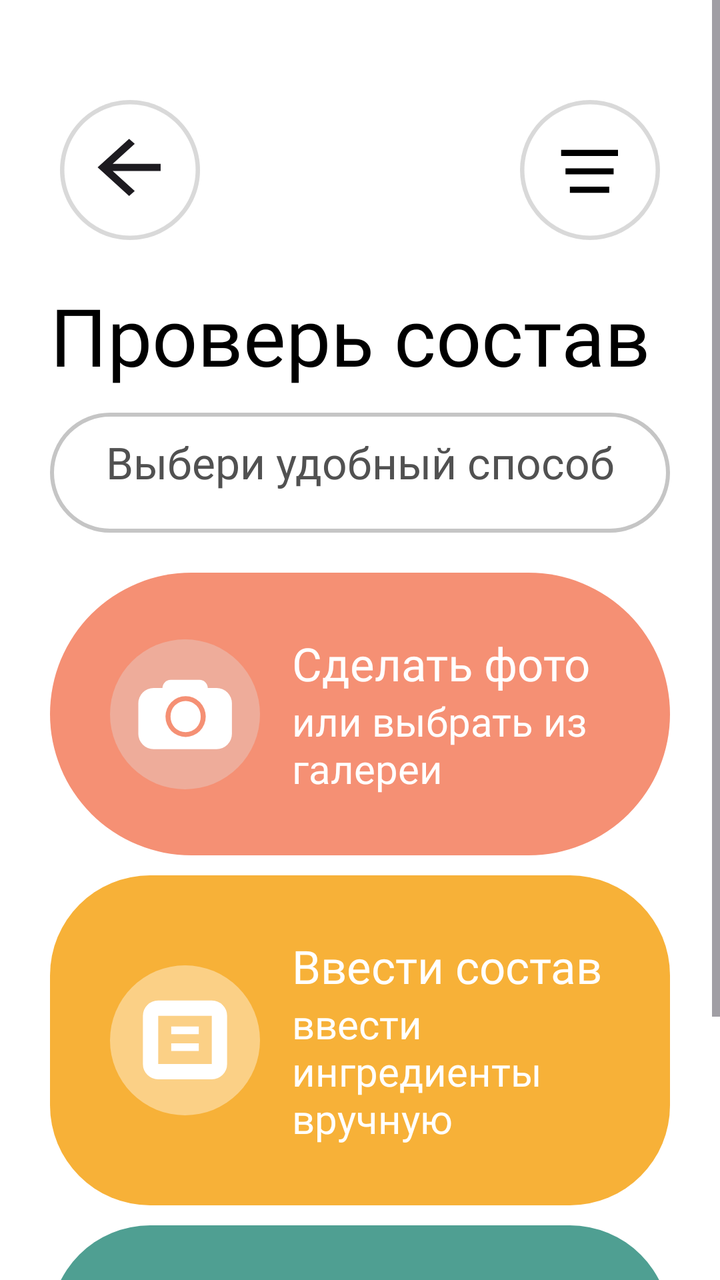
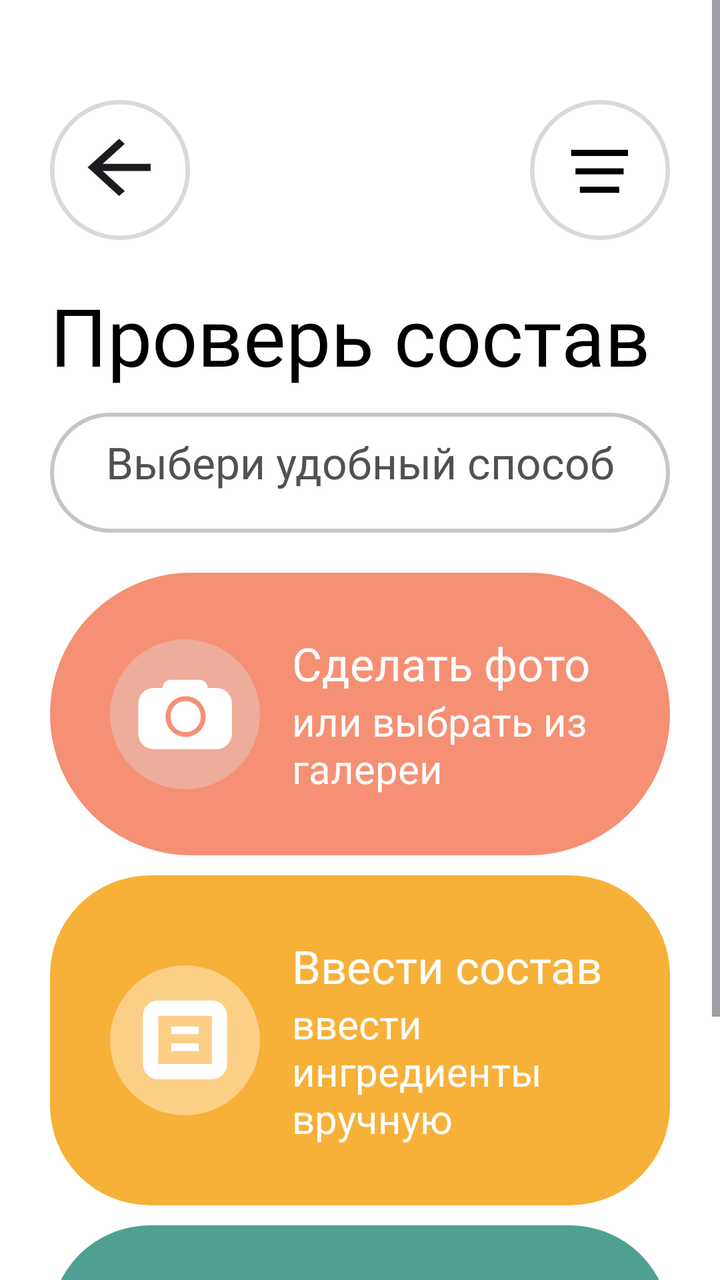

Compare the two renders of this Android layout. The source of the first and the diff that turns it into the second are given below.
<!-- AndroidManifest.xml: application theme Theme.CheckApp -->
<!-- res/layout/activity_second.xml -->
<?xml version="1.0" encoding="utf-8"?>
<ScrollView xmlns:android="http://schemas.android.com/apk/res/android"
    xmlns:app="http://schemas.android.com/apk/res-auto"
    android:layout_width="match_parent"
    android:layout_height="match_parent">
    <LinearLayout
        android:layout_width="match_parent"
        android:layout_height="match_parent"
        android:orientation="vertical"
        android:padding="25dp"
        android:background="#FFFFFF">
        <androidx.constraintlayout.widget.ConstraintLayout
            android:layout_width="match_parent"
            android:layout_height="wrap_content"
            android:orientation="horizontal"
            android:paddingTop="25dp"
            android:paddingStart="5dp"
            android:paddingEnd="5dp"
            android:paddingBottom="21dp">

            <ImageButton
                android:id="@+id/backButtonSecond"
                android:layout_width="70dp"
                android:contentDescription="Back"
                android:layout_height="70dp"
                android:background="@drawable/ic_back_btn"
                app:layout_constraintBottom_toBottomOf="parent"
                app:layout_constraintStart_toStartOf="parent">
            </ImageButton>

            <ImageButton
                android:id="@+id/moreBtnSecond"
                android:layout_width="70dp"
                android:contentDescription="More"
                android:layout_height="70dp"
                android:background="@drawable/ic_more_btn"
                app:layout_constraintBottom_toBottomOf="parent"
                app:layout_constraintEnd_toEndOf="parent">
            </ImageButton>

        </androidx.constraintlayout.widget.ConstraintLayout>

        <TextView
            android:layout_width="match_parent"
            android:layout_height="wrap_content"
            android:layout_gravity="center"
            android:fontFamily="@font/geologica_auto_medium"
            android:text="Проверь состав"
            android:textColor="#000000"
            android:paddingBottom="12dp"
            android:textSize="40sp">
        </TextView>


        <androidx.constraintlayout.widget.ConstraintLayout
            android:layout_width="310dp"
            android:layout_height="60dp"
            android:background="@drawable/block_search_menu"
            android:padding="10dp">


            <TextView
                android:id="@+id/btn"
                android:layout_width="wrap_content"
                android:layout_height="match_parent"
                android:fontFamily="@font/geologica_regular"
                android:text="Выбери удобный способ"
                android:textColor="#515151"
                android:textColorHint="#404040"
                android:textSize="22sp"
                app:backgroundTint="@null"
                app:layout_constraintBottom_toBottomOf="parent"
                app:layout_constraintEnd_toEndOf="parent"
                app:layout_constraintStart_toStartOf="parent"
                app:layout_constraintTop_toTopOf="parent">
            </TextView>


        </androidx.constraintlayout.widget.ConstraintLayout>

        <androidx.constraintlayout.widget.ConstraintLayout
            android:layout_marginTop="20dp"
            android:layout_width="match_parent"
            android:layout_height="wrap_content"
            android:padding="30dp"
            android:layout_gravity="center_horizontal"
            android:background="@drawable/btns_orange"
            android:orientation="vertical">


            <ImageButton
                android:id="@+id/buttonToOCR"
                android:layout_width="75dp"
                android:layout_height="75dp"
                android:background="@drawable/ic_camera"
                app:layout_constraintBottom_toBottomOf="parent"
                app:layout_constraintStart_toStartOf="parent"
                app:layout_constraintTop_toTopOf="parent"/>

            <TextView
                android:id="@+id/textView"
                android:layout_width="0dp"
                android:layout_height="wrap_content"
                android:fontFamily="@font/geologica_semibold"
                android:text="Сделать фото"
                android:layout_marginStart="16dp"
                android:textColor="#FFFFFF"
                android:textSize="23sp"
                app:layout_constraintEnd_toEndOf="parent"
                app:layout_constraintBottom_toTopOf="@+id/textView6"
                app:layout_constraintStart_toEndOf="@+id/buttonToOCR"
                app:layout_constraintTop_toTopOf="parent" />

            <TextView
                android:id="@+id/textView6"
                android:layout_width="0dp"
                android:layout_height="wrap_content"
                android:layout_marginStart="16dp"
                android:fontFamily="@font/geologica_regular"
                android:text="или выбрать из галереи"
                android:textColor="#FFFFFF"
                android:textSize="20sp"
                app:layout_constraintBottom_toBottomOf="parent"
                app:layout_constraintEnd_toEndOf="parent"
                app:layout_constraintStart_toEndOf="@+id/buttonToOCR"
                app:layout_constraintTop_toBottomOf="@+id/textView" />

        </androidx.constraintlayout.widget.ConstraintLayout>

        <androidx.constraintlayout.widget.ConstraintLayout
            android:layout_marginTop="10dp"
            android:layout_width="match_parent"
            android:layout_height="wrap_content"
            android:padding="30dp"
            android:layout_gravity="center_horizontal"
            android:background="@drawable/btns_mini"
            android:orientation="vertical">

            <ImageButton
                android:id="@+id/buttonToHand"
                android:layout_width="75dp"
                android:layout_height="75dp"
                android:background="@drawable/ic_list"
                app:layout_constraintBottom_toBottomOf="parent"
                app:layout_constraintStart_toStartOf="parent"
                app:layout_constraintTop_toTopOf="parent"/>


            <TextView
                android:id="@+id/textView3"
                android:layout_width="0dp"
                android:layout_height="wrap_content"
                android:fontFamily="@font/geologica_semibold"
                android:text="Ввести состав"
                android:textColor="#FFFFFF"
                android:layout_marginStart="16dp"
                android:textSize="23sp"
                app:layout_constraintEnd_toEndOf="parent"
                app:layout_constraintStart_toEndOf="@+id/buttonToHand"
                app:layout_constraintTop_toTopOf="parent" />

            <TextView
                android:id="@+id/textView4"
                android:layout_width="0dp"
                android:layout_height="wrap_content"
                android:fontFamily="@font/geologica_regular"
                android:text="ввести ингредиенты вручную"
                android:textColor="#FFFFFF"
                android:layout_marginStart="16dp"
                android:textSize="20sp"
                app:layout_constraintBottom_toBottomOf="parent"
                app:layout_constraintEnd_toEndOf="parent"
                app:layout_constraintStart_toEndOf="@+id/buttonToHand"
                app:layout_constraintTop_toBottomOf="@+id/textView3" />

        </androidx.constraintlayout.widget.ConstraintLayout>

        <androidx.constraintlayout.widget.ConstraintLayout
            android:layout_width="match_parent"
            android:layout_height="wrap_content"
            android:layout_gravity="center_horizontal"
            android:layout_marginTop="10dp"
            android:background="@drawable/btns_green"
            android:orientation="vertical"
            android:padding="30dp">

            <ImageButton
                android:id="@+id/buttonToMain"
                android:layout_width="75dp"
                android:layout_height="75dp"
                android:background="@drawable/ic_loop_green"
                app:layout_constraintBottom_toBottomOf="parent"
                app:layout_constraintStart_toStartOf="parent"
                app:layout_constraintTop_toTopOf="parent"/>

            <TextView
                android:id="@+id/textView2"
                android:layout_width="0dp"
                android:layout_marginStart="16dp"
                android:layout_height="wrap_content"
                android:fontFamily="@font/geologica_semibold"
                android:text="Найти вручную"
                android:textColor="#FFFFFF"
                android:textSize="23sp"
                app:layout_constraintBottom_toTopOf="@+id/textView5"
                app:layout_constraintEnd_toEndOf="parent"
                app:layout_constraintStart_toEndOf="@+id/buttonToMain"
                app:layout_constraintTop_toTopOf="parent" />

            <TextView
                android:id="@+id/textView5"
                android:layout_width="0dp"
                android:layout_height="wrap_content"
                android:fontFamily="@font/geologica_regular"
                android:text="ввести название ингредиента"
                android:textColor="#FFFFFF"
                android:layout_marginStart="16dp"
                android:textSize="20sp"
                app:layout_constraintBottom_toBottomOf="parent"
                app:layout_constraintEnd_toEndOf="parent"
                app:layout_constraintStart_toEndOf="@+id/buttonToMain"
                app:layout_constraintTop_toBottomOf="@+id/textView2" />

        </androidx.constraintlayout.widget.ConstraintLayout>
    </LinearLayout>
</ScrollView>
<!-- resources referenced by this layout -->
<resources>
  <!-- drawable block_search_menu (drawable) -->
  <?xml version="1.0" encoding="utf-8"?>
  <shape xmlns:android="http://schemas.android.com/apk/res/android">
      <solid android:color="#FFFFFF"></solid>
      <corners android:radius="80dp"></corners>
      <stroke android:color="#C5C5C5" android:width="2dp"></stroke>
  </shape>
  <!-- drawable btns_green (drawable) -->
  <?xml version="1.0" encoding="utf-8"?>
  <shape xmlns:android="http://schemas.android.com/apk/res/android">
      <solid android:color="#4F9F92"></solid>
      <corners android:radius="50dp"></corners>
  </shape>
  <!-- drawable btns_mini (drawable) -->
  <?xml version="1.0" encoding="utf-8"?>
  <shape xmlns:android="http://schemas.android.com/apk/res/android">
  
      <solid android:color="#F7B138"></solid>
      <corners android:radius="50dp"></corners>
  </shape>
  <!-- drawable btns_orange (drawable) -->
  <?xml version="1.0" encoding="utf-8"?>
  <shape xmlns:android="http://schemas.android.com/apk/res/android">
      <solid android:color="#F59074"></solid>
      <corners android:radius="100dp"></corners>
  </shape>
  <!-- drawable ic_back_btn (drawable) -->
  <vector xmlns:android="http://schemas.android.com/apk/res/android"
      android:width="160dp"
      android:height="160dp"
      android:viewportWidth="160"
      android:viewportHeight="160">
    <path
        android:pathData="M160,80C160,124.18 124.18,160 80,160C35.82,160 0,124.18 0,80C0,35.82 35.82,0 80,0C124.18,0 160,35.82 160,80Z"
        android:fillColor="#D9D9D9"/>
    <path
        android:pathData="M155,80C155,121.42 121.42,155 80,155C38.58,155 5,121.42 5,80C5,38.58 38.58,5 80,5C121.42,5 155,38.58 155,80Z"
        android:fillColor="#ffffff"/>
    <path
        android:pathData="M60.21,81.08H115V72.92H60.21L85.41,50.05L79,44.33L43,77L79,109.67L85.41,103.95L60.21,81.08Z"
        android:fillColor="#1D1B20"/>
  </vector>
  <!-- drawable ic_list (drawable) -->
  <vector xmlns:android="http://schemas.android.com/apk/res/android"
      android:width="196dp"
      android:height="196dp"
      android:viewportWidth="196"
      android:viewportHeight="196">
    <path
        android:pathData="M98,98m-98,0a98,98 0,1 1,196 0a98,98 0,1 1,-196 0"
        android:fillColor="#FBD086"/>
    <path
        android:pathData="M63,56L133,56A10,10 0,0 1,143 66L143,129A10,10 0,0 1,133 139L63,139A10,10 0,0 1,53 129L53,66A10,10 0,0 1,63 56z"
        android:strokeWidth="20"
        android:fillColor="#00000000"
        android:strokeColor="#ffffff"/>
    <path
        android:pathData="M80,85L116,85"
        android:strokeWidth="10"
        android:fillColor="#00000000"
        android:strokeColor="#ffffff"/>
    <path
        android:pathData="M80,107L116,107"
        android:strokeWidth="10"
        android:fillColor="#00000000"
        android:strokeColor="#ffffff"/>
  </vector>
  <!-- drawable ic_loop_green (drawable) -->
  <vector xmlns:android="http://schemas.android.com/apk/res/android"
      android:width="196dp"
      android:height="196dp"
      android:viewportWidth="196"
      android:viewportHeight="196">
    <path
        android:pathData="M98,98m-98,0a98,98 0,1 1,196 0a98,98 0,1 1,-196 0"
        android:fillColor="#6BB5A9"/>
    <path
        android:pathData="M85,81m-42,0a42,42 0,1 1,84 0a42,42 0,1 1,-84 0"
        android:fillColor="#ffffff"/>
    <path
        android:pathData="M145.17,150.48L145.17,150.48A10.67,10.67 95,0 1,130.14 149.17L98.86,111.89A10.67,10.67 95,0 1,100.17 96.86L100.17,96.86A10.67,10.67 95,0 1,115.2 98.17L146.48,135.45A10.67,10.67 95,0 1,145.17 150.48z"
        android:fillColor="#ffffff"/>
    <path
        android:pathData="M84.5,80.5m-23.5,0a23.5,23.5 0,1 1,47 0a23.5,23.5 0,1 1,-47 0"
        android:fillColor="#6BB5A9"/>
  </vector>
  <style name="Theme.CheckApp" parent="Base.Theme.CheckApp" />
  <style name="Base.Theme.CheckApp" parent="Theme.Material3.DayNight.NoActionBar">
          
          
      </style>
  <!-- unchanged entries left out for length: 2 -->
</resources>

<!-- the commit's change to res/layout/activity_second.xml (unified diff, before → after) -->
@@ -2,55 +2,50 @@
 <ScrollView xmlns:android="http://schemas.android.com/apk/res/android"
     xmlns:app="http://schemas.android.com/apk/res-auto"
     android:layout_width="match_parent"
-    android:layout_height="match_parent">
+    android:layout_height="match_parent"
+    android:fillViewport="true">
+
     <LinearLayout
         android:layout_width="match_parent"
-        android:layout_height="match_parent"
+        android:layout_height="wrap_content"
         android:orientation="vertical"
         android:padding="25dp"
         android:background="#FFFFFF">
-        <androidx.constraintlayout.widget.ConstraintLayout
-            android:layout_width="match_parent"
-            android:layout_height="wrap_content"
-            android:orientation="horizontal"
+
+        
+        <androidx.constraintlayout.widget.ConstraintLayout
+            android:layout_width="match_parent"
+            android:layout_height="wrap_content"
             android:paddingTop="25dp"
-            android:paddingStart="5dp"
-            android:paddingEnd="5dp"
             android:paddingBottom="21dp">
 
             <ImageButton
                 android:id="@+id/backButtonSecond"
                 android:layout_width="70dp"
+                android:layout_height="70dp"
                 android:contentDescription="Back"
-                android:layout_height="70dp"
                 android:background="@drawable/ic_back_btn"
                 app:layout_constraintBottom_toBottomOf="parent"
-                app:layout_constraintStart_toStartOf="parent">
-            </ImageButton>
+                app:layout_constraintStart_toStartOf="parent" />
 
             <ImageButton
                 android:id="@+id/moreBtnSecond"
                 android:layout_width="70dp"
+                android:layout_height="70dp"
                 android:contentDescription="More"
-                android:layout_height="70dp"
                 android:background="@drawable/ic_more_btn"
                 app:layout_constraintBottom_toBottomOf="parent"
-                app:layout_constraintEnd_toEndOf="parent">
-            </ImageButton>
-
+                app:layout_constraintEnd_toEndOf="parent" />
         </androidx.constraintlayout.widget.ConstraintLayout>
 
         <TextView
             android:layout_width="match_parent"
             android:layout_height="wrap_content"
-            android:layout_gravity="center"
             android:fontFamily="@font/geologica_auto_medium"
             android:text="Проверь состав"
             android:textColor="#000000"
             android:paddingBottom="12dp"
-            android:textSize="40sp">
-        </TextView>
-
+            android:textSize="40sp" />
 
         <androidx.constraintlayout.widget.ConstraintLayout
             android:layout_width="310dp"
@@ -58,7 +53,6 @@
             android:background="@drawable/block_search_menu"
             android:padding="10dp">
 
-
             <TextView
                 android:id="@+id/btn"
                 android:layout_width="wrap_content"
@@ -66,49 +60,47 @@
                 android:fontFamily="@font/geologica_regular"
                 android:text="Выбери удобный способ"
                 android:textColor="#515151"
-                android:textColorHint="#404040"
                 android:textSize="22sp"
-                app:backgroundTint="@null"
-                app:layout_constraintBottom_toBottomOf="parent"
-                app:layout_constraintEnd_toEndOf="parent"
-                app:layout_constraintStart_toStartOf="parent"
-                app:layout_constraintTop_toTopOf="parent">
-            </TextView>
-
-
-        </androidx.constraintlayout.widget.ConstraintLayout>
-
-        <androidx.constraintlayout.widget.ConstraintLayout
+                app:layout_constraintBottom_toBottomOf="parent"
+                app:layout_constraintEnd_toEndOf="parent"
+                app:layout_constraintStart_toStartOf="parent"
+                app:layout_constraintTop_toTopOf="parent" />
+        </androidx.constraintlayout.widget.ConstraintLayout>
+
+        
+        <androidx.constraintlayout.widget.ConstraintLayout
+            android:id="@+id/buttonToOCR"
+            android:layout_width="match_parent"
+            android:layout_height="wrap_content"
             android:layout_marginTop="20dp"
-            android:layout_width="match_parent"
-            android:layout_height="wrap_content"
             android:padding="30dp"
-            android:layout_gravity="center_horizontal"
             android:background="@drawable/btns_orange"
-            android:orientation="vertical">
-
-
-            <ImageButton
-                android:id="@+id/buttonToOCR"
+            android:clickable="true"
+            android:focusable="true"
+            android:foreground="?android:attr/selectableItemBackground">
+
+            <ImageButton
+                android:id="@+id/camera"
                 android:layout_width="75dp"
                 android:layout_height="75dp"
                 android:background="@drawable/ic_camera"
-                app:layout_constraintBottom_toBottomOf="parent"
-                app:layout_constraintStart_toStartOf="parent"
-                app:layout_constraintTop_toTopOf="parent"/>
+                android:clickable="false"
+                app:layout_constraintBottom_toBottomOf="parent"
+                app:layout_constraintStart_toStartOf="parent"
+                app:layout_constraintTop_toTopOf="parent" />
 
             <TextView
                 android:id="@+id/textView"
                 android:layout_width="0dp"
                 android:layout_height="wrap_content"
+                android:layout_marginStart="16dp"
                 android:fontFamily="@font/geologica_semibold"
                 android:text="Сделать фото"
-                android:layout_marginStart="16dp"
                 android:textColor="#FFFFFF"
                 android:textSize="23sp"
-                app:layout_constraintEnd_toEndOf="parent"
                 app:layout_constraintBottom_toTopOf="@+id/textView6"
-                app:layout_constraintStart_toEndOf="@+id/buttonToOCR"
+                app:layout_constraintEnd_toEndOf="parent"
+                app:layout_constraintStart_toEndOf="@+id/camera"
                 app:layout_constraintTop_toTopOf="parent" />
 
             <TextView
@@ -122,105 +114,110 @@
                 android:textSize="20sp"
                 app:layout_constraintBottom_toBottomOf="parent"
                 app:layout_constraintEnd_toEndOf="parent"
-                app:layout_constraintStart_toEndOf="@+id/buttonToOCR"
+                app:layout_constraintStart_toEndOf="@+id/camera"
                 app:layout_constraintTop_toBottomOf="@+id/textView" />
-
-        </androidx.constraintlayout.widget.ConstraintLayout>
-
-        <androidx.constraintlayout.widget.ConstraintLayout
+        </androidx.constraintlayout.widget.ConstraintLayout>
+
+        
+        <androidx.constraintlayout.widget.ConstraintLayout
+            android:id="@+id/buttonToHand"
+            android:layout_width="match_parent"
+            android:layout_height="wrap_content"
             android:layout_marginTop="10dp"
-            android:layout_width="match_parent"
-            android:layout_height="wrap_content"
             android:padding="30dp"
-            android:layout_gravity="center_horizontal"
             android:background="@drawable/btns_mini"
-            android:orientation="vertical">
-
-            <ImageButton
-                android:id="@+id/buttonToHand"
+            android:clickable="true"
+            android:focusable="true"
+            android:foreground="?android:attr/selectableItemBackground">
+
+            <ImageButton
+                android:id="@+id/nutriCheckImage"
                 android:layout_width="75dp"
                 android:layout_height="75dp"
                 android:background="@drawable/ic_list"
-                app:layout_constraintBottom_toBottomOf="parent"
-                app:layout_constraintStart_toStartOf="parent"
-                app:layout_constraintTop_toTopOf="parent"/>
-
+                android:clickable="false"
+                app:layout_constraintBottom_toBottomOf="parent"
+                app:layout_constraintStart_toStartOf="parent"
+                app:layout_constraintTop_toTopOf="parent" />
 
             <TextView
                 android:id="@+id/textView3"
                 android:layout_width="0dp"
                 android:layout_height="wrap_content"
+                android:layout_marginStart="16dp"
                 android:fontFamily="@font/geologica_semibold"
                 android:text="Ввести состав"
                 android:textColor="#FFFFFF"
-                android:layout_marginStart="16dp"
                 android:textSize="23sp"
                 app:layout_constraintEnd_toEndOf="parent"
-                app:layout_constraintStart_toEndOf="@+id/buttonToHand"
+                app:layout_constraintStart_toEndOf="@+id/nutriCheckImage"
                 app:layout_constraintTop_toTopOf="parent" />
 
             <TextView
                 android:id="@+id/textView4"
                 android:layout_width="0dp"
                 android:layout_height="wrap_content"
+                android:layout_marginStart="16dp"
                 android:fontFamily="@font/geologica_regular"
                 android:text="ввести ингредиенты вручную"
                 android:textColor="#FFFFFF"
-                android:layout_marginStart="16dp"
                 android:textSize="20sp"
                 app:layout_constraintBottom_toBottomOf="parent"
                 app:layout_constraintEnd_toEndOf="parent"
-                app:layout_constraintStart_toEndOf="@+id/buttonToHand"
+                app:layout_constraintStart_toEndOf="@+id/nutriCheckImage"
                 app:layout_constraintTop_toBottomOf="@+id/textView3" />
-
-        </androidx.constraintlayout.widget.ConstraintLayout>
-
-        <androidx.constraintlayout.widget.ConstraintLayout
-            android:layout_width="match_parent"
-            android:layout_height="wrap_content"
-            android:layout_gravity="center_horizontal"
+        </androidx.constraintlayout.widget.ConstraintLayout>
+
+        
+        <androidx.constraintlayout.widget.ConstraintLayout
+            android:id="@+id/buttonToMain"
+            android:layout_width="match_parent"
+            android:layout_height="wrap_content"
             android:layout_marginTop="10dp"
+            android:padding="30dp"
             android:background="@drawable/btns_green"
-            android:orientation="vertical"
-            android:padding="30dp">
-
-            <ImageButton
-                android:id="@+id/buttonToMain"
+            android:clickable="true"
+            android:focusable="true"
+            android:foreground="?android:attr/selectableItemBackground">
+
+            <ImageButton
+                android:id="@+id/searchImage"
                 android:layout_width="75dp"
                 android:layout_height="75dp"
                 android:background="@drawable/ic_loop_green"
-                app:layout_constraintBottom_toBottomOf="parent"
-                app:layout_constraintStart_toStartOf="parent"
-                app:layout_constraintTop_toTopOf="parent"/>
+                android:clickable="false"
+                app:layout_constraintBottom_toBottomOf="parent"
+                app:layout_constraintStart_toStartOf="parent"
+                app:layout_constraintTop_toTopOf="parent" />
 
             <TextView
                 android:id="@+id/textView2"
                 android:layout_width="0dp"
-                android:layout_marginStart="16dp"
-                android:layout_height="wrap_content"
+                android:layout_height="wrap_content"
+                android:layout_marginStart="16dp"
                 android:fontFamily="@font/geologica_semibold"
                 android:text="Найти вручную"
                 android:textColor="#FFFFFF"
                 android:textSize="23sp"
                 app:layout_constraintBottom_toTopOf="@+id/textView5"
                 app:layout_constraintEnd_toEndOf="parent"
-                app:layout_constraintStart_toEndOf="@+id/buttonToMain"
+                app:layout_constraintStart_toEndOf="@+id/searchImage"
                 app:layout_constraintTop_toTopOf="parent" />
 
             <TextView
                 android:id="@+id/textView5"
                 android:layout_width="0dp"
                 android:layout_height="wrap_content"
+                android:layout_marginStart="16dp"
                 android:fontFamily="@font/geologica_regular"
                 android:text="ввести название ингредиента"
                 android:textColor="#FFFFFF"
-                android:layout_marginStart="16dp"
                 android:textSize="20sp"
                 app:layout_constraintBottom_toBottomOf="parent"
                 app:layout_constraintEnd_toEndOf="parent"
-                app:layout_constraintStart_toEndOf="@+id/buttonToMain"
+                app:layout_constraintStart_toEndOf="@+id/searchImage"
                 app:layout_constraintTop_toBottomOf="@+id/textView2" />
-
-        </androidx.constraintlayout.widget.ConstraintLayout>
+        </androidx.constraintlayout.widget.ConstraintLayout>
+
     </LinearLayout>
 </ScrollView>
